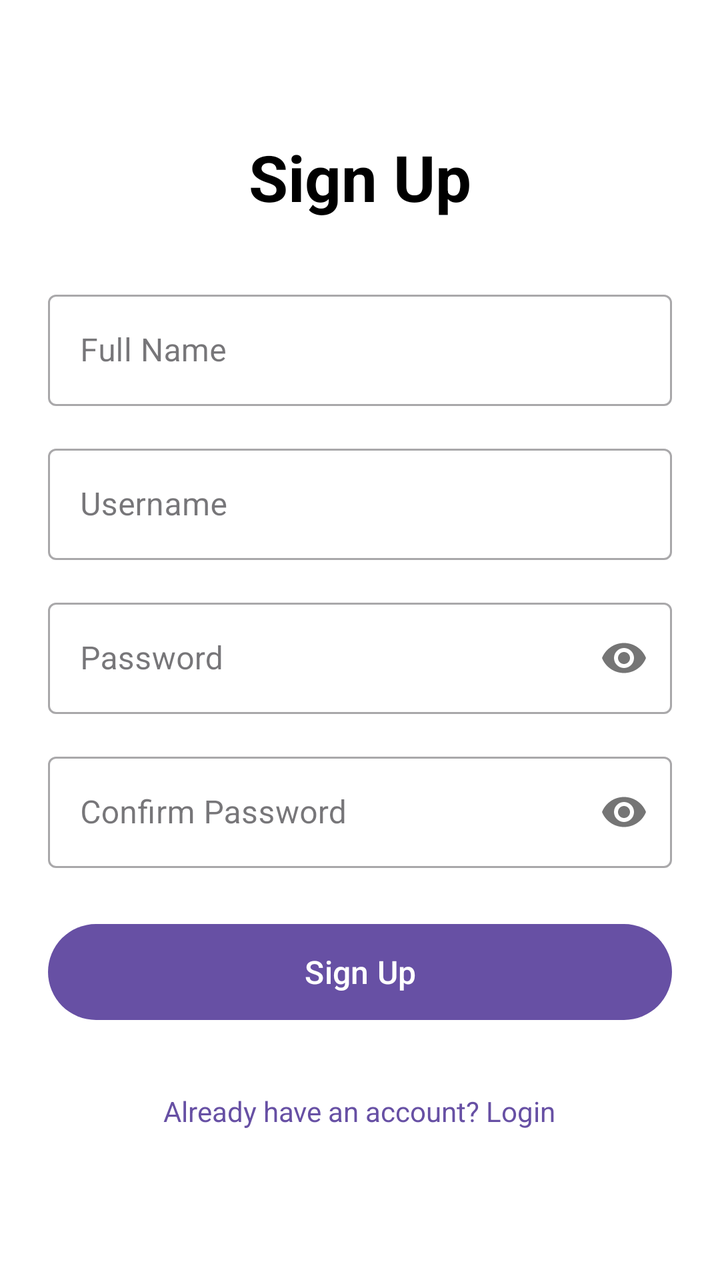
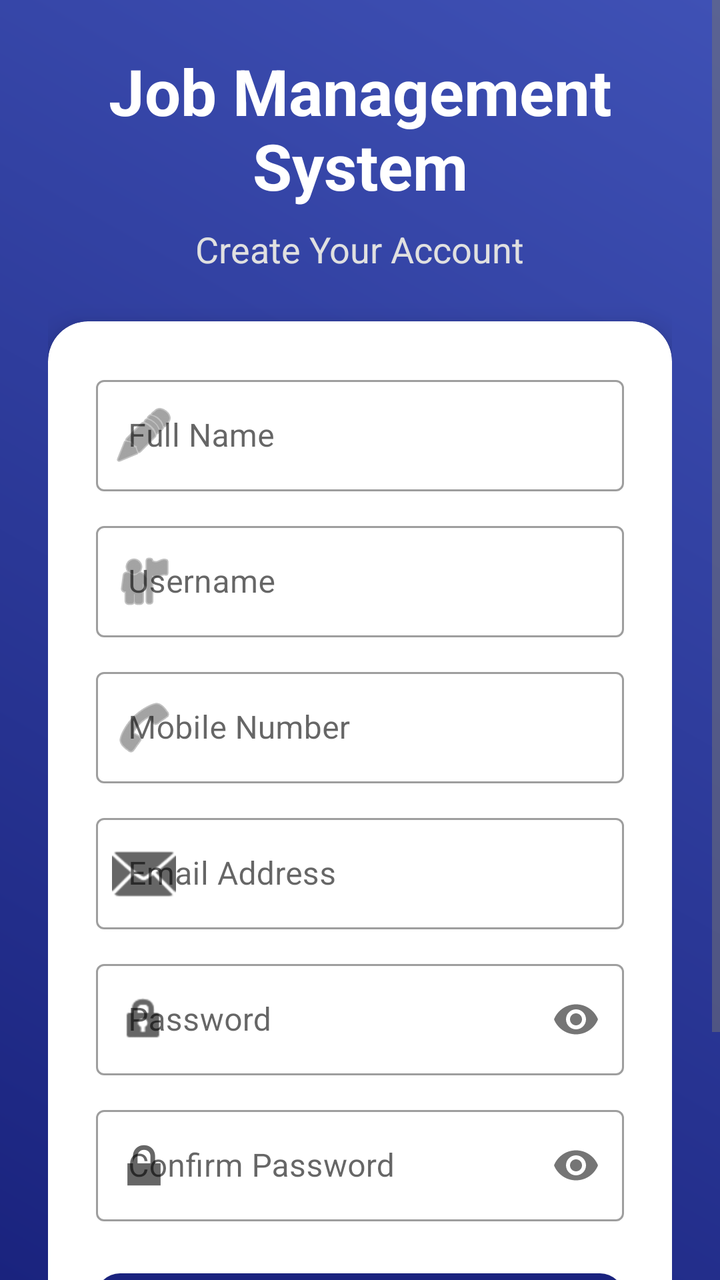

Compare the two renders of this Android layout. The source of the first and the diff that turns it into the second are given below.
<!-- AndroidManifest.xml: application theme Theme.JobManagementSystem -->
<!-- res/layout/activity_signup.xml -->
<?xml version="1.0" encoding="utf-8"?>
<ScrollView xmlns:android="http://schemas.android.com/apk/res/android"
    xmlns:app="http://schemas.android.com/apk/res-auto"
    android:layout_width="match_parent"
    android:layout_height="match_parent"
    android:fillViewport="true"
    android:background="#FFFFFF">

    <LinearLayout
        android:layout_width="match_parent"
        android:layout_height="wrap_content"
        android:orientation="vertical"
        android:padding="24dp"
        android:gravity="center">

        <TextView
            android:layout_width="wrap_content"
            android:layout_height="wrap_content"
            android:text="@string/signup_title"
            android:textSize="32sp"
            android:textStyle="bold"
            android:textColor="@color/black"
            android:layout_marginBottom="32dp" />

        <com.google.android.material.textfield.TextInputLayout
            android:layout_width="match_parent"
            android:layout_height="wrap_content"
            android:hint="@string/full_name"
            style="@style/Widget.MaterialComponents.TextInputLayout.OutlinedBox"
            android:layout_marginBottom="16dp">

            <com.google.android.material.textfield.TextInputEditText
                android:id="@+id/etFullName"
                android:layout_width="match_parent"
                android:layout_height="wrap_content"
                android:inputType="textPersonName" />
        </com.google.android.material.textfield.TextInputLayout>

        <com.google.android.material.textfield.TextInputLayout
            android:layout_width="match_parent"
            android:layout_height="wrap_content"
            android:hint="@string/username"
            style="@style/Widget.MaterialComponents.TextInputLayout.OutlinedBox"
            android:layout_marginBottom="16dp">

            <com.google.android.material.textfield.TextInputEditText
                android:id="@+id/etSignupUsername"
                android:layout_width="match_parent"
                android:layout_height="wrap_content"
                android:inputType="text" />
        </com.google.android.material.textfield.TextInputLayout>

        <com.google.android.material.textfield.TextInputLayout
            android:layout_width="match_parent"
            android:layout_height="wrap_content"
            android:hint="@string/password"
            app:passwordToggleEnabled="true"
            style="@style/Widget.MaterialComponents.TextInputLayout.OutlinedBox"
            android:layout_marginBottom="16dp">

            <com.google.android.material.textfield.TextInputEditText
                android:id="@+id/etSignupPassword"
                android:layout_width="match_parent"
                android:layout_height="wrap_content"
                android:inputType="textPassword" />
        </com.google.android.material.textfield.TextInputLayout>

        <com.google.android.material.textfield.TextInputLayout
            android:layout_width="match_parent"
            android:layout_height="wrap_content"
            android:hint="@string/confirm_password"
            app:passwordToggleEnabled="true"
            style="@style/Widget.MaterialComponents.TextInputLayout.OutlinedBox"
            android:layout_marginBottom="24dp">

            <com.google.android.material.textfield.TextInputEditText
                android:id="@+id/etConfirmPassword"
                android:layout_width="match_parent"
                android:layout_height="wrap_content"
                android:inputType="textPassword" />
        </com.google.android.material.textfield.TextInputLayout>

        <com.google.android.material.button.MaterialButton
            android:id="@+id/btnSignup"
            android:layout_width="match_parent"
            android:layout_height="56dp"
            android:text="@string/btn_signup"
            android:textSize="16sp" />

        <TextView
            android:id="@+id/tvLoginLink"
            android:layout_width="wrap_content"
            android:layout_height="wrap_content"
            android:text="@string/already_have_account"
            android:textColor="?attr/colorPrimary"
            android:layout_marginTop="24dp"
            android:padding="8dp"
            android:clickable="true"
            android:focusable="true" />

    </LinearLayout>
</ScrollView>
<!-- resources referenced by this layout -->
<resources>
  <color name="black">#FF000000</color>
  <string name="already_have_account">Already have an account? Login</string>
  <string name="btn_signup">Sign Up</string>
  <string name="confirm_password">Confirm Password</string>
  <string name="full_name">Full Name</string>
  <string name="password">Password</string>
  <string name="signup_title">Sign Up</string>
  <string name="username">Username</string>
  <style name="Theme.JobManagementSystem" parent="Base.Theme.JobManagementSystem" />
  <style name="Base.Theme.JobManagementSystem" parent="Theme.Material3.DayNight.NoActionBar">
          
          
      </style>
</resources>

<!-- the commit's change to res/layout/activity_signup.xml (unified diff, before → after) -->
@@ -1,102 +1,178 @@
 <?xml version="1.0" encoding="utf-8"?>
-<ScrollView xmlns:android="http://schemas.android.com/apk/res/android"
+<androidx.coordinatorlayout.widget.CoordinatorLayout xmlns:android="http://schemas.android.com/apk/res/android"
     xmlns:app="http://schemas.android.com/apk/res-auto"
     android:layout_width="match_parent"
     android:layout_height="match_parent"
-    android:fillViewport="true"
-    android:background="#FFFFFF">
+    android:background="@drawable/bg_gradient">
 
-    <LinearLayout
+    <ScrollView
         android:layout_width="match_parent"
-        android:layout_height="wrap_content"
-        android:orientation="vertical"
-        android:padding="24dp"
-        android:gravity="center">
+        android:layout_height="match_parent"
+        android:fillViewport="true">
 
-        <TextView
-            android:layout_width="wrap_content"
-            android:layout_height="wrap_content"
-            android:text="@string/signup_title"
-            android:textSize="32sp"
-            android:textStyle="bold"
-            android:textColor="@color/black"
-            android:layout_marginBottom="32dp" />
-
-        <com.google.android.material.textfield.TextInputLayout
+        <LinearLayout
             android:layout_width="match_parent"
             android:layout_height="wrap_content"
-            android:hint="@string/full_name"
-            style="@style/Widget.MaterialComponents.TextInputLayout.OutlinedBox"
-            android:layout_marginBottom="16dp">
+            android:orientation="vertical"
+            android:padding="24dp"
+            android:gravity="center">
 
-            <com.google.android.material.textfield.TextInputEditText
-                android:id="@+id/etFullName"
+            <TextView
+                android:layout_width="wrap_content"
+                android:layout_height="wrap_content"
+                android:text="@string/app_name"
+                android:textSize="32sp"
+                android:textStyle="bold"
+                android:textColor="@color/white"
+                android:layout_marginBottom="8dp"
+                android:gravity="center" />
+
+            <TextView
+                android:layout_width="wrap_content"
+                android:layout_height="wrap_content"
+                android:text="Create Your Account"
+                android:textSize="18sp"
+                android:textColor="#E0E0E0"
+                android:layout_marginBottom="24dp" />
+
+            <com.google.android.material.card.MaterialCardView
                 android:layout_width="match_parent"
                 android:layout_height="wrap_content"
-                android:inputType="textPersonName" />
-        </com.google.android.material.textfield.TextInputLayout>
+                app:cardCornerRadius="20dp"
+                app:cardElevation="8dp"
+                app:cardBackgroundColor="@color/white">
 
-        <com.google.android.material.textfield.TextInputLayout
-            android:layout_width="match_parent"
-            android:layout_height="wrap_content"
-            android:hint="@string/username"
-            style="@style/Widget.MaterialComponents.TextInputLayout.OutlinedBox"
-            android:layout_marginBottom="16dp">
+                <LinearLayout
+                    android:layout_width="match_parent"
+                    android:layout_height="wrap_content"
+                    android:orientation="vertical"
+                    android:padding="24dp">
 
-            <com.google.android.material.textfield.TextInputEditText
-                android:id="@+id/etSignupUsername"
-                android:layout_width="match_parent"
+                    <com.google.android.material.textfield.TextInputLayout
+                        style="@style/Widget.MaterialComponents.TextInputLayout.OutlinedBox"
+                        android:layout_width="match_parent"
+                        android:layout_height="wrap_content"
+                        android:layout_marginBottom="12dp"
+                        android:hint="Full Name"
+                        app:startIconDrawable="@android:drawable/ic_menu_edit">
+                        <com.google.android.material.textfield.TextInputEditText
+                            android:id="@+id/etFullName"
+                            android:layout_width="match_parent"
+                            android:layout_height="wrap_content"
+                            android:inputType="textPersonName"
+                            android:textColor="@color/black" />
+                    </com.google.android.material.textfield.TextInputLayout>
+
+                    <com.google.android.material.textfield.TextInputLayout
+                        style="@style/Widget.MaterialComponents.TextInputLayout.OutlinedBox"
+                        android:layout_width="match_parent"
+                        android:layout_height="wrap_content"
+                        android:layout_marginBottom="12dp"
+                        android:hint="Username"
+                        app:startIconDrawable="@android:drawable/ic_menu_myplaces">
+                        <com.google.android.material.textfield.TextInputEditText
+                            android:id="@+id/etSignupUsername"
+                            android:layout_width="match_parent"
+                            android:layout_height="wrap_content"
+                            android:inputType="text"
+                            android:textColor="@color/black" />
+                    </com.google.android.material.textfield.TextInputLayout>
+
+                    <com.google.android.material.textfield.TextInputLayout
+                        style="@style/Widget.MaterialComponents.TextInputLayout.OutlinedBox"
+                        android:layout_width="match_parent"
+                        android:layout_height="wrap_content"
+                        android:layout_marginBottom="12dp"
+                        android:hint="Mobile Number"
+                        app:startIconDrawable="@android:drawable/ic_menu_call">
+                        <com.google.android.material.textfield.TextInputEditText
+                            android:id="@+id/etSignupMobile"
+                            android:layout_width="match_parent"
+                            android:layout_height="wrap_content"
+                            android:inputType="phone"
+                            android:textColor="@color/black" />
+                    </com.google.android.material.textfield.TextInputLayout>
+
+                    <com.google.android.material.textfield.TextInputLayout
+                        style="@style/Widget.MaterialComponents.TextInputLayout.OutlinedBox"
+                        android:layout_width="match_parent"
+                        android:layout_height="wrap_content"
+                        android:layout_marginBottom="12dp"
+                        android:hint="Email Address"
+                        app:startIconDrawable="@android:drawable/ic_dialog_email">
+                        <com.google.android.material.textfield.TextInputEditText
+                            android:id="@+id/etSignupEmail"
+                            android:layout_width="match_parent"
+                            android:layout_height="wrap_content"
+                            android:inputType="textEmailAddress"
+                            android:textColor="@color/black" />
+                    </com.google.android.material.textfield.TextInputLayout>
+
+                    <com.google.android.material.textfield.TextInputLayout
+                        style="@style/Widget.MaterialComponents.TextInputLayout.OutlinedBox"
+                        android:layout_width="match_parent"
+                        android:layout_height="wrap_content"
+                        android:layout_marginBottom="12dp"
+                        android:hint="Password"
+                        app:passwordToggleEnabled="true"
+                        app:startIconDrawable="@android:drawable/ic_lock_idle_lock">
+                        <com.google.android.material.textfield.TextInputEditText
+                            android:id="@+id/etSignupPassword"
+                            android:layout_width="match_parent"
+                            android:layout_height="wrap_content"
+                            android:inputType="textPassword"
+                            android:textColor="@color/black" />
+                    </com.google.android.material.textfield.TextInputLayout>
+
+                    <com.google.android.material.textfield.TextInputLayout
+                        style="@style/Widget.MaterialComponents.TextInputLayout.OutlinedBox"
+                        android:layout_width="match_parent"
+                        android:layout_height="wrap_content"
+                        android:layout_marginBottom="20dp"
+                        android:hint="Confirm Password"
+                        app:passwordToggleEnabled="true"
+                        app:startIconDrawable="@android:drawable/ic_lock_lock">
+                        <com.google.android.material.textfield.TextInputEditText
+                            android:id="@+id/etConfirmPassword"
+                            android:layout_width="match_parent"
+                            android:layout_height="wrap_content"
+                            android:inputType="textPassword"
+                            android:textColor="@color/black" />
+                    </com.google.android.material.textfield.TextInputLayout>
+
+                    <com.google.android.material.button.MaterialButton
+                        android:id="@+id/btnSignup"
+                        android:layout_width="match_parent"
+                        android:layout_height="56dp"
+                        android:text="Sign Up"
+                        android:textColor="@color/white"
+                        android:textStyle="bold"
+                        app:backgroundTint="@color/primary_blue"
+                        app:cornerRadius="12dp" />
+
+                </LinearLayout>
+            </com.google.android.material.card.MaterialCardView>
+
+            <TextView
+                android:id="@+id/tvLoginLink"
+                android:layout_width="wrap_content"
                 android:layout_height="wrap_content"
-                android:inputType="text" />
-        </com.google.android.material.textfield.TextInputLayout>
+                android:text="@string/already_have_account"
+                android:textColor="@color/white"
+                android:layout_marginTop="24dp"
+                android:padding="8dp"
+                android:clickable="true"
+                android:focusable="true"
+                android:textStyle="bold" />
 
-        <com.google.android.material.textfield.TextInputLayout
-            android:layout_width="match_parent"
-            android:layout_height="wrap_content"
-            android:hint="@string/password"
-            app:passwordToggleEnabled="true"
-            style="@style/Widget.MaterialComponents.TextInputLayout.OutlinedBox"
-            android:layout_marginBottom="16dp">
+        </LinearLayout>
+    </ScrollView>
 
-            <com.google.android.material.textfield.TextInputEditText
-                android:id="@+id/etSignupPassword"
-                android:layout_width="match_parent"
-                android:layout_height="wrap_content"
-                android:inputType="textPassword" />
-        </com.google.android.material.textfield.TextInputLayout>
+    <ProgressBar
+        android:id="@+id/progressBar"
+        android:layout_width="wrap_content"
+        android:layout_height="wrap_content"
+        android:layout_gravity="center"
+        android:visibility="gone" />
 
-        <com.google.android.material.textfield.TextInputLayout
-            android:layout_width="match_parent"
-            android:layout_height="wrap_content"
-            android:hint="@string/confirm_password"
-            app:passwordToggleEnabled="true"
-            style="@style/Widget.MaterialComponents.TextInputLayout.OutlinedBox"
-            android:layout_marginBottom="24dp">
-
-            <com.google.android.material.textfield.TextInputEditText
-                android:id="@+id/etConfirmPassword"
-                android:layout_width="match_parent"
-                android:layout_height="wrap_content"
-                android:inputType="textPassword" />
-        </com.google.android.material.textfield.TextInputLayout>
-
-        <com.google.android.material.button.MaterialButton
-            android:id="@+id/btnSignup"
-            android:layout_width="match_parent"
-            android:layout_height="56dp"
-            android:text="@string/btn_signup"
-            android:textSize="16sp" />
-
-        <TextView
-            android:id="@+id/tvLoginLink"
-            android:layout_width="wrap_content"
-            android:layout_height="wrap_content"
-            android:text="@string/already_have_account"
-            android:textColor="?attr/colorPrimary"
-            android:layout_marginTop="24dp"
-            android:padding="8dp"
-            android:clickable="true"
-            android:focusable="true" />
-
-    </LinearLayout>
-</ScrollView>
+</androidx.coordinatorlayout.widget.CoordinatorLayout>
<!-- resource entries referenced after the edit -->
@@ -1,17 +1,36 @@
 <!-- resources referenced by this layout -->
 <resources>
-  <color name="black">#FF000000</color>
+  <color name="black">#121212</color>
+  <color name="primary_blue">#1A237E</color>
+  <color name="white">#FFFFFF</color>
+  <!-- drawable bg_gradient (drawable) -->
+  <?xml version="1.0" encoding="utf-8"?>
+  <shape xmlns:android="http://schemas.android.com/apk/res/android">
+      <gradient
+          android:startColor="#1A237E"
+          android:endColor="#3F51B5"
+          android:angle="45"/>
+  </shape>
   <string name="already_have_account">Already have an account? Login</string>
-  <string name="btn_signup">Sign Up</string>
-  <string name="confirm_password">Confirm Password</string>
-  <string name="full_name">Full Name</string>
-  <string name="password">Password</string>
-  <string name="signup_title">Sign Up</string>
-  <string name="username">Username</string>
+  <string name="app_name">Job Management System</string>
   <style name="Theme.JobManagementSystem" parent="Base.Theme.JobManagementSystem" />
-  <style name="Base.Theme.JobManagementSystem" parent="Theme.Material3.DayNight.NoActionBar">
+  <style name="Base.Theme.JobManagementSystem" parent="Theme.MaterialComponents.DayNight.NoActionBar">
           
+          <item name="colorPrimary">@color/primary_blue</item>
+          <item name="colorPrimaryVariant">@color/primary_blue</item>
+          <item name="colorOnPrimary">@color/white</item>
           
+          <item name="colorSecondary">@color/secondary_blue</item>
+          <item name="colorSecondaryVariant">@color/secondary_blue</item>
+          <item name="colorOnSecondary">@color/white</item>
+          
+          <item name="android:statusBarColor">@color/primary_blue</item>
+          
+          <item name="android:textColorPrimary">@color/black</item>
+          <item name="android:textColorSecondary">@color/text_secondary</item>
+          <item name="editTextStyle">@style/Widget.MaterialComponents.TextInputLayout.OutlinedBox</item>
       </style>
+  <color name="secondary_blue">#3F51B5</color>
+  <color name="text_secondary">#757575</color>
 </resources>
 
